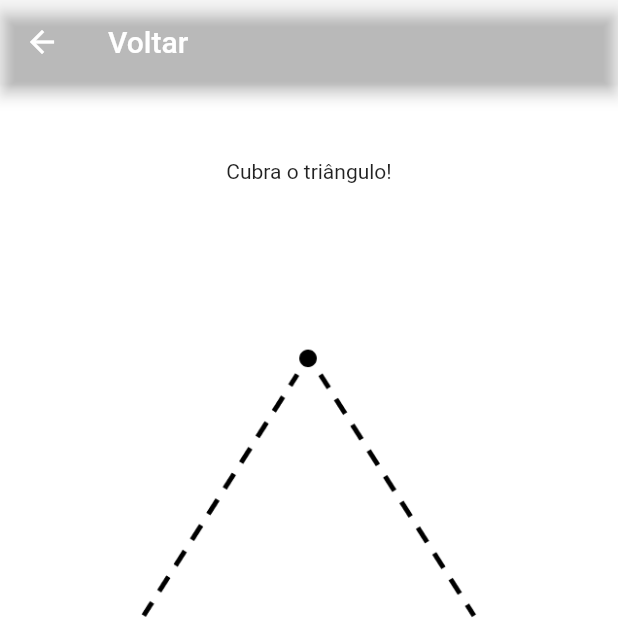
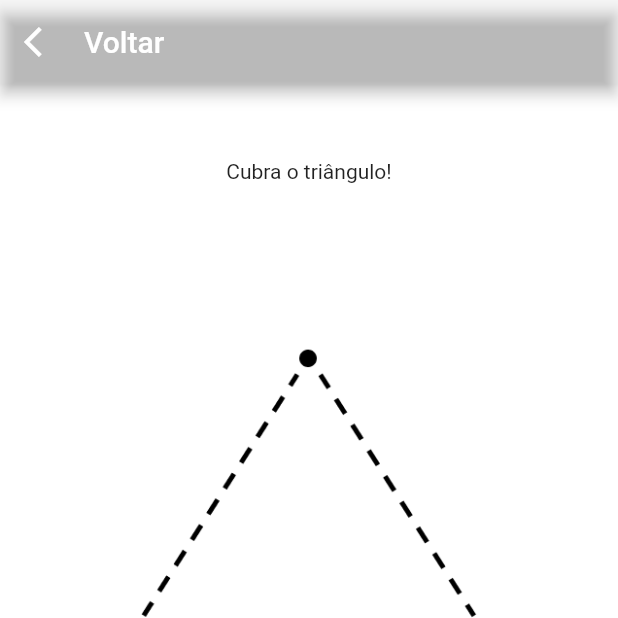
Before and after one commit to viniciusOLN/drawtism, a Flutter app: the LevelPage screen opened by its route, after a tap on an icon or button, on a phone screen of 412 x 824 dp, the top half of it. Run offline on Flutter 3.47's test engine with Material 2 defaults, Android fonts, the phone set to English and light mode, and no system bars; our stand-ins replace bloc, flutter_bloc, get; missing offline and left inert: camera_camera, image_gallery_saver_v3.

```diff
--- a/lib/app/features/drawpage/presentation/drawpage.dart
+++ b/lib/app/features/drawpage/presentation/drawpage.dart
@@ -3,6 +3,7 @@ import 'package:drawtism/app/features/drawpage/presentation/drawing_bloc/drawing
 import 'package:drawtism/app/features/drawpage/presentation/drawing_bloc/drawing_event.dart';
 import 'package:drawtism/app/features/drawpage/presentation/widgets/row_buttons.dart';
 import 'package:drawtism/app/features/drawpage/presentation/widgets/widget_to_image.dart';
+import 'package:drawtism/app/features/levelpage/presentation/levelpage.dart';
 import 'package:drawtism/app/global/utils/colors.dart';
 import 'package:drawtism/app/global/utils/deviceUtils.dart';
 import 'package:drawtism/app/global/utils/text_styles.dart';
@@ -37,6 +38,17 @@ class DrawPage extends StatelessWidget {
       appBar: AppBar(
         backgroundColor: Colors.transparent,
         title: const Text('Voltar'),
+        titleSpacing: 0,
+        leading: IconButton(
+          icon: const Icon(
+            Icons.arrow_back_ios,
+            color: Colors.white,
+          ),
+          color: Theme.of(context).iconTheme.color,
+          onPressed: () {
+            Get.to(() => const LevelPage());
+          },
+        ),
       ),
       body: GetBuilder<DrawingPageController>(
         id: 'board',
--- a/lib/app/features/levelpage/presentation/levelpage.dart
+++ b/lib/app/features/levelpage/presentation/levelpage.dart
@@ -1,3 +1,4 @@
+import 'package:drawtism/app/features/choosepage/presentation/choosepage.dart';
 import 'package:drawtism/app/features/drawpage/presentation/controllers/drawing_controller.dart';
 import 'package:drawtism/app/global/utils/levels.dart';
 import 'package:flutter/material.dart';
@@ -23,6 +24,16 @@ class LevelPage extends StatelessWidget {
       appBar: AppBar(
         backgroundColor: Colors.transparent,
         title: const Text('Voltar'),
+        leading: IconButton(
+          icon: const Icon(
+            Icons.arrow_back_ios,
+            color: Colors.white,
+          ),
+          color: Theme.of(context).iconTheme.color,
+          onPressed: () {
+            Get.to(() => const ChooseMode());
+          },
+        ),
       ),
       body: Background(
         child: SingleChildScrollView(
--- a/lib/app/routes/routes.dart
+++ b/lib/app/routes/routes.dart
@@ -4,6 +4,7 @@ import 'package:drawtism/app/features/drawpage/presentation/drawpage.dart';
 import 'package:drawtism/app/features/drawpage/presentation/settings_bloc/settings_bloc.dart';
 import 'package:drawtism/app/features/homepage/presentation/homepage.dart';
 import 'package:drawtism/app/features/levelpage/presentation/levelpage.dart';
+import 'package:drawtism/app/features/photopage/presentation/photopage.dart';
 import 'package:drawtism/app/features/resultpage/presentation/resultpage.dart';
 import 'package:flutter/material.dart';
 import 'package:flutter_bloc/flutter_bloc.dart';
@@ -26,4 +27,5 @@ Map<String, Widget Function(BuildContext)> routes = {
   '/mode': (context) => const ChooseMode(),
   '/level': (context) => const LevelPage(),
   '/result': (context) => ResultPage(),
+  '/photo': (context) => const PhotoPage(),
 };
--- a/lib/main.dart
+++ b/lib/main.dart
@@ -1,5 +1,6 @@
 import 'package:drawtism/app/routes/routes.dart';
 import 'package:flutter/material.dart';
+import 'package:get/get.dart';
 
 void main() {
   WidgetsFlutterBinding.ensureInitialized();
@@ -11,7 +12,7 @@ class App extends StatelessWidget {
 
   @override
   Widget build(BuildContext context) {
-    return MaterialApp(
+    return GetMaterialApp(
       title: 'DrawTism',
       debugShowCheckedModeBanner: false,
       initialRoute: '/',
--- a/pubspec.yaml
+++ b/pubspec.yaml
@@ -39,6 +39,8 @@ dependencies:
   flutter_bloc: ^7.0.0
   get: ^4.6.5
   path_provider: ^2.0.2
+  camera_camera: ^2.0.1
+  image_picker: ^0.7.4
 
 dev_dependencies:
   flutter_test:
```
Also changed, not shown: lib/app/features/choosepage/presentation/choosepage.dart (+15 -1 lines), lib/app/features/photopage/presentation/controllers/photo_controller.dart (added, +33 -0 lines), lib/app/features/photopage/presentation/photopage.dart (added, +21 -0 lines), lib/app/features/photopage/previewpage/presentation/preview_page.dart (added, +72 -0 lines), pubspec.lock, 2 other files.
